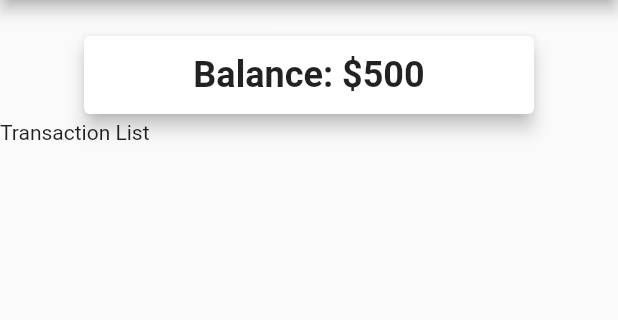
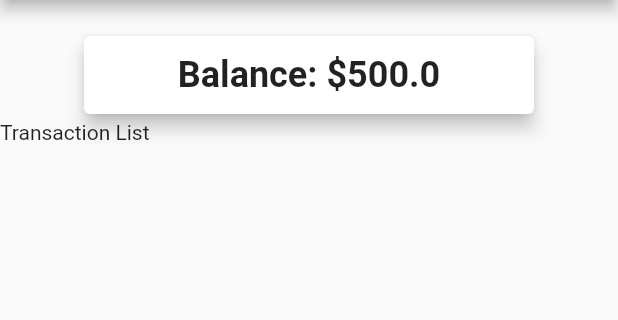
Before and after one commit to simonnguyen3054/monthly-tracking-expense, a Flutter app: the screen it shows after launch, on a phone screen of 412 x 824 dp, the part 84-404 px from its top. Run offline on Flutter 3.47's test engine with Material 2 defaults, Android fonts, the phone set to English and light mode, and no system bars.

```diff
--- a/lib/main.dart
+++ b/lib/main.dart
@@ -1,4 +1,5 @@
 import 'package:flutter/material.dart';
+import 'package:monthlyl_expense_tracking/models/transactions.dart';
 
 void main() {
   runApp(MyApp());
@@ -27,6 +28,10 @@ class MyHomePage extends StatefulWidget {
 }
 
 class _MyHomePageState extends State<MyHomePage> {
+  final List<Transaction> _userTransaction = [];
+  double _budget = 500.0;
+  double _balance;
+
   @override
   Widget build(BuildContext context) {
     return Scaffold(
@@ -45,7 +50,7 @@ class _MyHomePageState extends State<MyHomePage> {
                     padding: EdgeInsets.all(12),
                     width: 300,
                     child: Text(
-                      'Balance: \$500',
+                      'Balance: \$${this._budget}',
                       style:
                           TextStyle(fontSize: 24, fontWeight: FontWeight.bold),
                     ))),
--- /dev/null
+++ b/lib/models/transactions.dart
@@ -0,0 +1,10 @@
+import 'package:flutter/foundation.dart';
+
+class Transaction {
+  final String id;
+  final String title;
+  final double amount;
+  final DateTime date;
+
+  Transaction({this.id, this.title, this.amount, this.date});
+}
```
